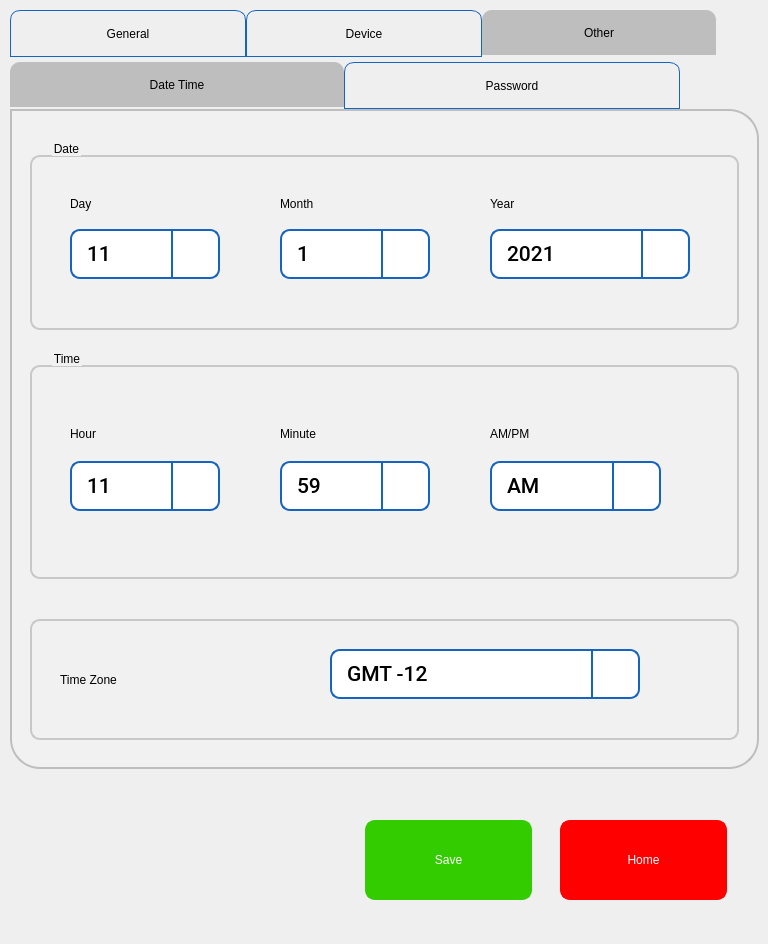
Qt form pApp-22-June-2021/sgeneralsetup.ui (ChandraMVE/PSSC_QT_Development) before a commit.
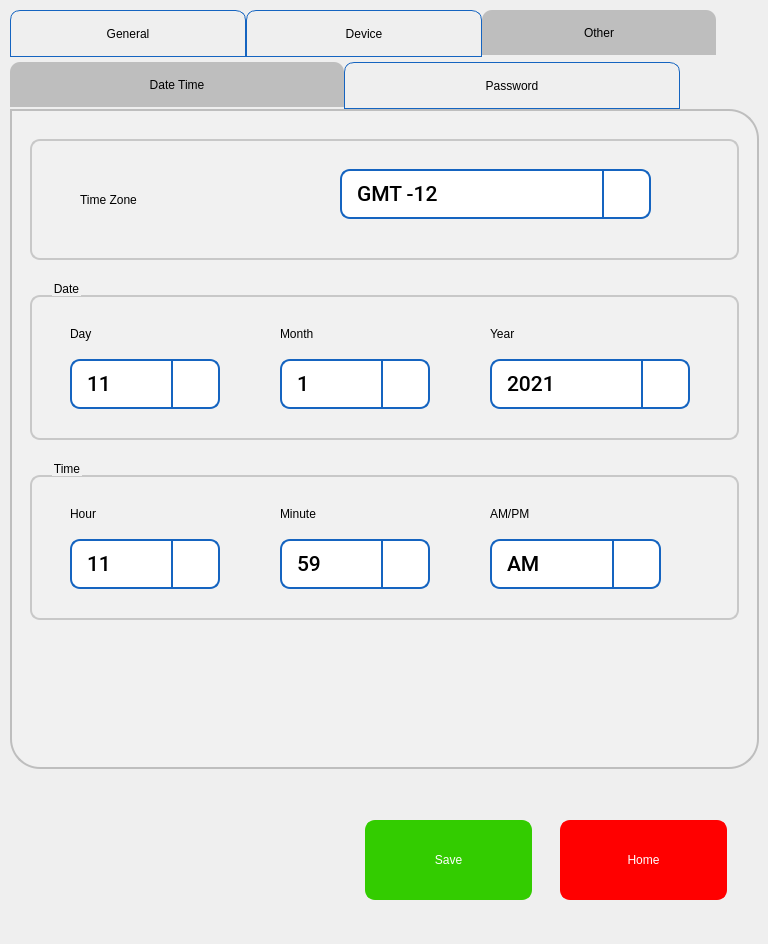
The same form after that commit. Icons and pictures are not drawn. Custom widgets are drawn as their Qt base class.

Diff of the .ui file:
```diff
--- a/pApp-22-June-2021/sgeneralsetup.ui
+++ b/pApp-22-June-2021/sgeneralsetup.ui
@@ -3410,9 +3410,9 @@
         <property name="geometry">
          <rect>
           <x>20</x>
-          <y>30</y>
+          <y>170</y>
           <width>709</width>
-          <height>191</height>
+          <height>161</height>
          </rect>
         </property>
         <property name="styleSheet">
@@ -3438,7 +3438,7 @@
          <property name="geometry">
           <rect>
            <x>460</x>
-           <y>90</y>
+           <y>80</y>
            <width>200</width>
            <height>50</height>
           </rect>
@@ -3658,7 +3658,7 @@
          <property name="geometry">
           <rect>
            <x>40</x>
-           <y>90</y>
+           <y>80</y>
            <width>150</width>
            <height>50</height>
           </rect>
@@ -3853,7 +3853,7 @@
          <property name="geometry">
           <rect>
            <x>250</x>
-           <y>90</y>
+           <y>80</y>
            <width>150</width>
            <height>50</height>
           </rect>
@@ -4033,7 +4033,7 @@
          <property name="geometry">
           <rect>
            <x>40</x>
-           <y>40</y>
+           <y>30</y>
            <width>111</width>
            <height>50</height>
           </rect>
@@ -4050,7 +4050,7 @@
          <property name="geometry">
           <rect>
            <x>250</x>
-           <y>40</y>
+           <y>30</y>
            <width>111</width>
            <height>50</height>
           </rect>
@@ -4067,7 +4067,7 @@
          <property name="geometry">
           <rect>
            <x>460</x>
-           <y>40</y>
+           <y>30</y>
            <width>131</width>
            <height>50</height>
           </rect>
@@ -4085,9 +4085,9 @@
         <property name="geometry">
          <rect>
           <x>20</x>
-          <y>240</y>
+          <y>350</y>
           <width>709</width>
-          <height>230</height>
+          <height>161</height>
          </rect>
         </property>
         <property name="styleSheet">
@@ -4113,7 +4113,7 @@
          <property name="geometry">
           <rect>
            <x>40</x>
-           <y>112</y>
+           <y>80</y>
            <width>150</width>
            <height>50</height>
           </rect>
@@ -4317,7 +4317,7 @@
          <property name="geometry">
           <rect>
            <x>250</x>
-           <y>112</y>
+           <y>80</y>
            <width>150</width>
            <height>50</height>
           </rect>
@@ -4500,7 +4500,7 @@
          <property name="geometry">
           <rect>
            <x>40</x>
-           <y>60</y>
+           <y>30</y>
            <width>111</width>
            <height>50</height>
           </rect>
@@ -4517,7 +4517,7 @@
          <property name="geometry">
           <rect>
            <x>250</x>
-           <y>60</y>
+           <y>30</y>
            <width>111</width>
            <height>50</height>
           </rect>
@@ -4534,7 +4534,7 @@
          <property name="geometry">
           <rect>
            <x>460</x>
-           <y>112</y>
+           <y>80</y>
            <width>171</width>
            <height>50</height>
           </rect>
@@ -4663,7 +4663,7 @@
          <property name="geometry">
           <rect>
            <x>460</x>
-           <y>60</y>
+           <y>30</y>
            <width>101</width>
            <height>50</height>
           </rect>
@@ -4681,7 +4681,7 @@
         <property name="geometry">
          <rect>
           <x>20</x>
-          <y>510</y>
+          <y>30</y>
           <width>709</width>
           <height>121</height>
          </rect>
@@ -4705,9 +4705,9 @@
         <widget class="QComboBox" name="cbGMT">
          <property name="geometry">
           <rect>
-           <x>300</x>
+           <x>310</x>
            <y>30</y>
-           <width>310</width>
+           <width>311</width>
            <height>50</height>
           </rect>
          </property>
@@ -5073,7 +5073,7 @@
         <widget class="QLabel" name="label_20">
          <property name="geometry">
           <rect>
-           <x>30</x>
+           <x>50</x>
            <y>40</y>
            <width>138</width>
            <height>41</height>
```
